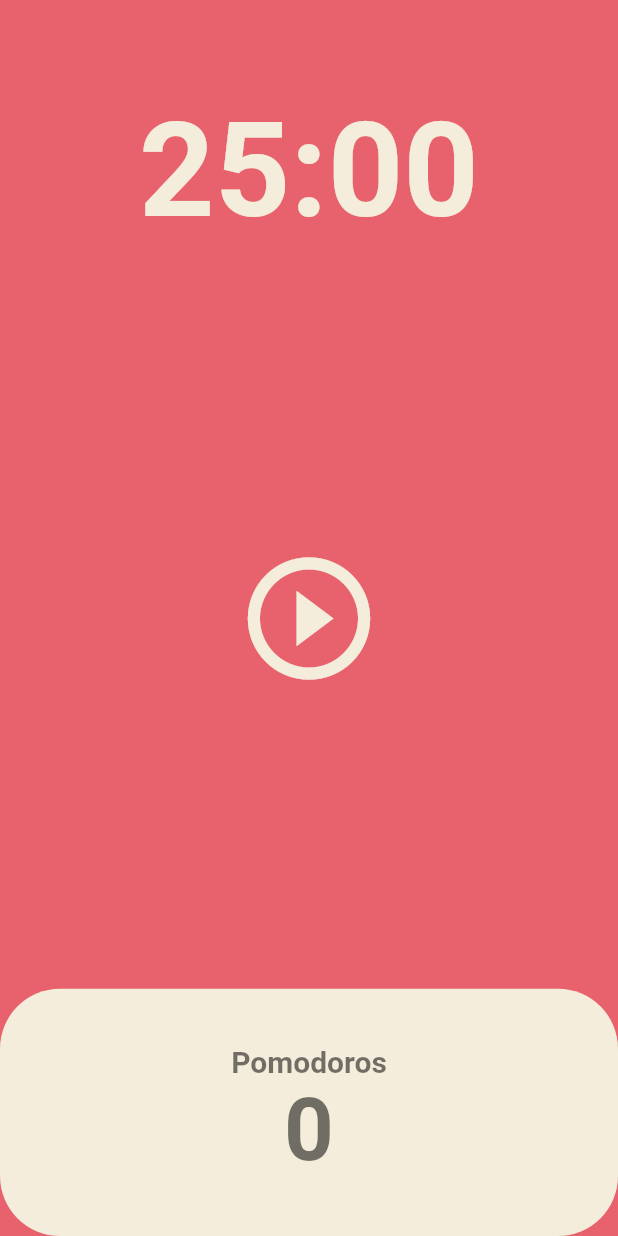
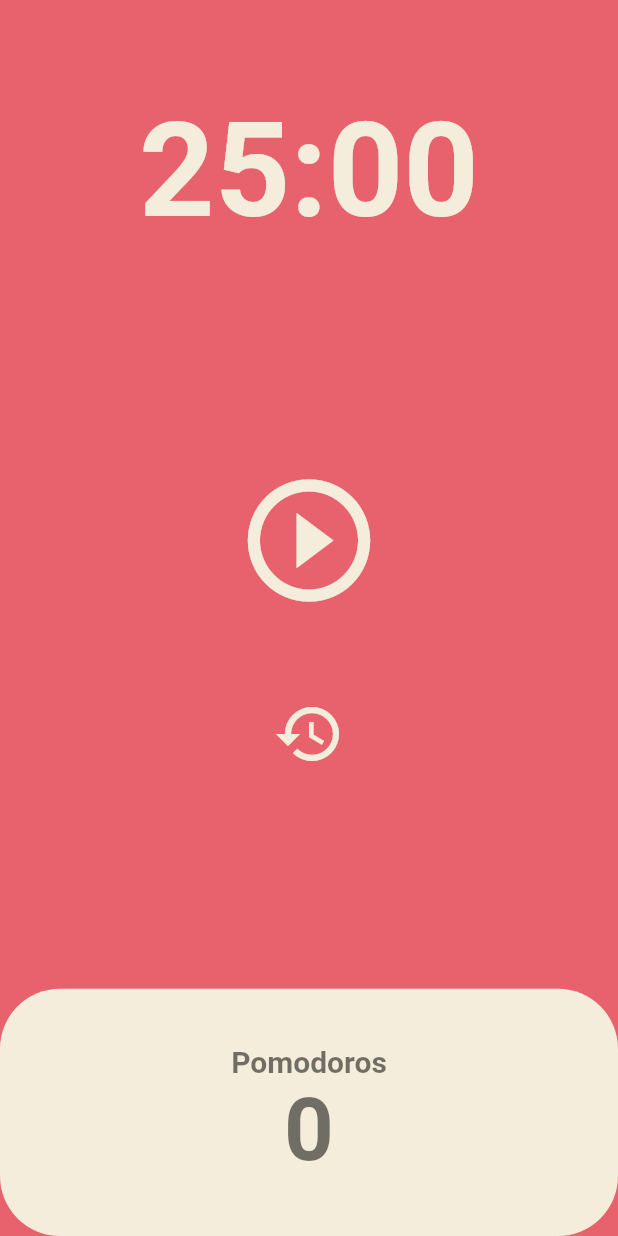
Before and after one commit to yanJuicy/pomodoro, a Flutter app: the screen it shows after launch, on a phone screen of 412 x 824 dp. Run offline on Flutter 3.47's test engine with Material 2 defaults, Android fonts, the phone set to English and light mode, and no system bars.

Commit message:
Code Challenge

```diff
--- a/lib/screens/home_screen.dart
+++ b/lib/screens/home_screen.dart
@@ -14,7 +14,10 @@ class _HomeScreenState extends State<HomeScreen> {
   int totalSeconds = twentyFiveMinutesInSeconds;
   bool isRunning = false;
   int totalPomodoros = 0;
-  late Timer timer;
+  late Timer timer = Timer.periodic(
+    const Duration(seconds: 1),
+    onTick,
+  );
 
   void onTick(Timer timer) {
     if (totalSeconds == 0) {
@@ -48,6 +51,14 @@ class _HomeScreenState extends State<HomeScreen> {
     });
   }
 
+  void onResetPressed() {
+    timer.cancel();
+    setState(() {
+      isRunning = false;
+      totalSeconds = twentyFiveMinutesInSeconds;
+    });
+  }
+
   String format(int seconds) {
     var duration = Duration(seconds: seconds);
     return duration.toString().split(".").first.substring(2, 7);
@@ -74,7 +85,10 @@ class _HomeScreenState extends State<HomeScreen> {
           ),
           Flexible(
             flex: 3,
-            child: Center(
+            child: Column(
+              mainAxisAlignment: MainAxisAlignment.center,
+              children: [
+                Center(
                   child: IconButton(
                     iconSize: 98,
                     color: Theme.of(context).cardColor,
@@ -85,6 +99,21 @@ class _HomeScreenState extends State<HomeScreen> {
                           : Icons.play_circle_outline,
                     ),
                   ),
+                ),
+                const SizedBox(
+                  height: 40,
+                ),
+                Center(
+                  child: IconButton(
+                    iconSize: 48,
+                    color: Theme.of(context).cardColor,
+                    onPressed: onResetPressed,
+                    icon: const Icon(
+                      Icons.restore,
+                    ),
+                  ),
+                ),
+              ],
             ),
           ),
           Flexible(
```
Lines whose indentation alone changed are shown as unchanged.
